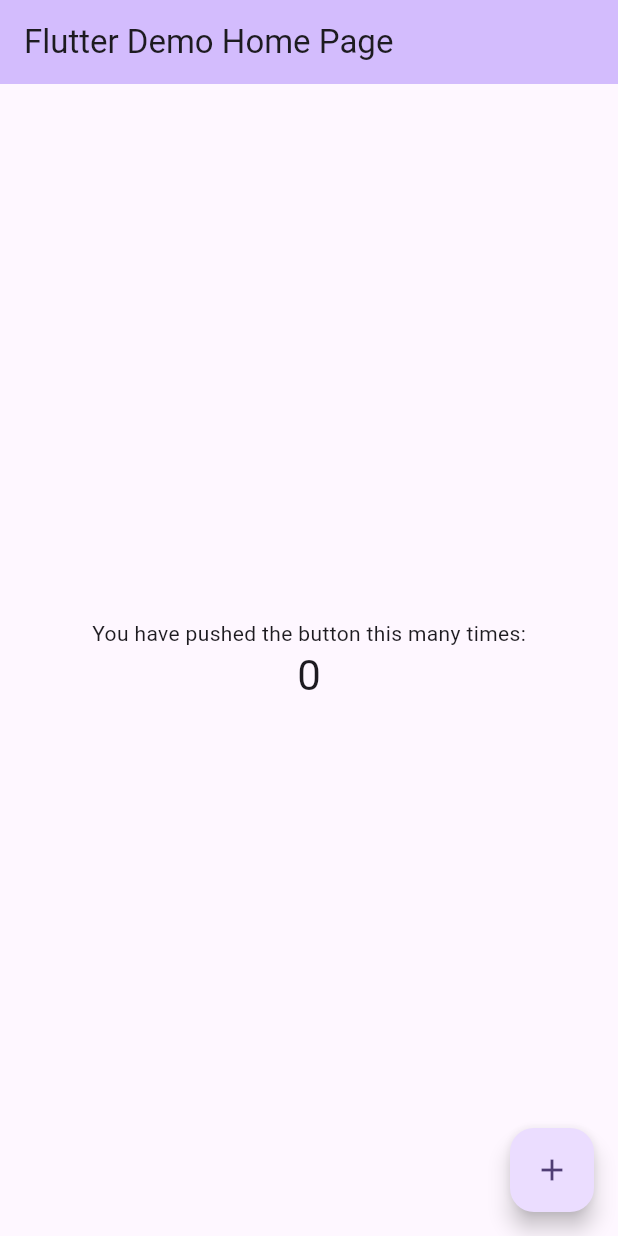
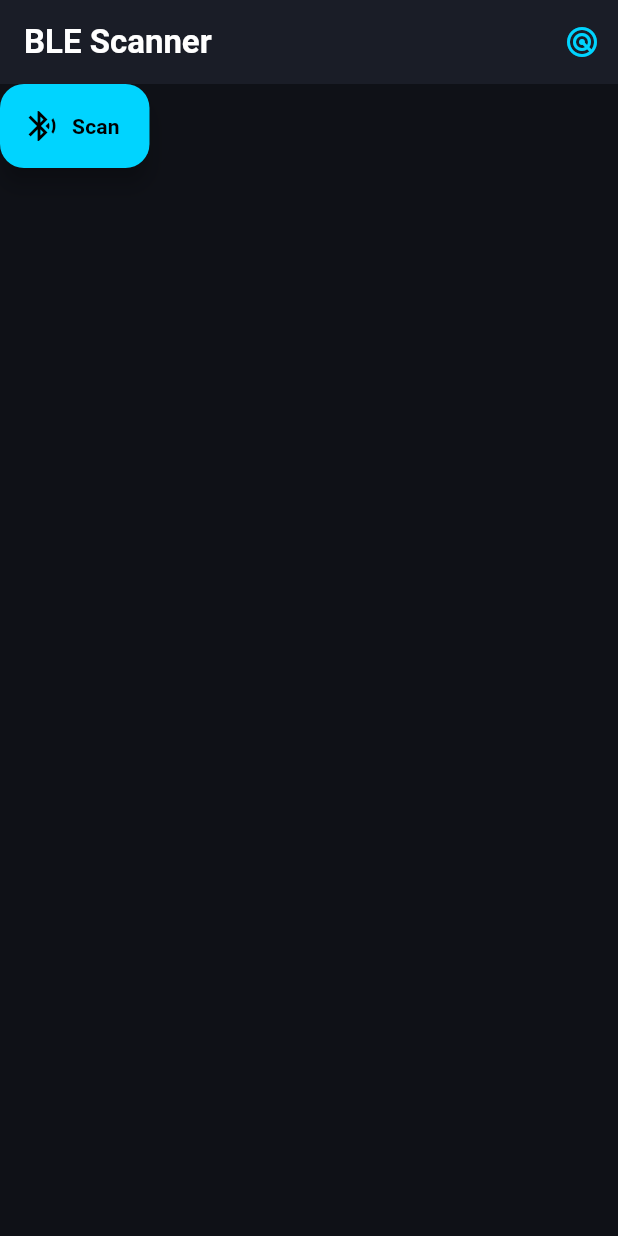
Before and after one commit to thakrenikhil/ble_scanner, a Flutter app: the screen it shows after launch, on a phone screen of 412 x 824 dp. Run offline on Flutter 3.47's test engine with Material 3 defaults, Android fonts, the phone set to English and light mode, and no system bars; our stand-ins replace flutter_riverpod, permission_handler; missing offline and left inert: flutter_reactive_ble.

Commit message:
feat: scan screen and dependency update

```diff
--- a/lib/main.dart
+++ b/lib/main.dart
@@ -1,36 +1,30 @@
+import 'package:ble_vitals_scanner/screens/scan_screen.dart';
 import 'package:flutter/material.dart';
+import 'package:flutter_riverpod/flutter_riverpod.dart';
 
 void main() {
-  runApp(const MyApp());
+  runApp(const BleApp());
 }
 
-class MyApp extends StatelessWidget {
-  const MyApp({super.key});
+class BleApp extends StatelessWidget {
+  const BleApp({super.key});
 
-  // This widget is the root of your application.
   @override
   Widget build(BuildContext context) {
-    return MaterialApp(
-      title: 'Flutter Demo',
-      theme: ThemeData(
-        // This is the theme of your application.
-        //
-        // TRY THIS: Try running your application with "flutter run". You'll see
-        // the application has a purple toolbar. Then, without quitting the app,
-        // try changing the seedColor in the colorScheme below to Colors.green
-        // and then invoke "hot reload" (save your changes or press the "hot
-        // reload" button in a Flutter-supported IDE, or press "r" if you used
-        // the command line to start the app).
-        //
-        // Notice that the counter didn't reset back to zero; the application
-        // state is not lost during the reload. To reset the state, use hot
-        // restart instead.
-        //
-        // This works for code too, not just values: Most code changes can be
-        // tested with just a hot reload.
-        colorScheme: .fromSeed(seedColor: Colors.deepPurple),
+    return ProviderScope(
+      child: MaterialApp(
+        title: 'BLE App',
+        debugShowCheckedModeBanner: false,
+        theme: ThemeData(
+          colorScheme: ColorScheme.fromSeed(
+            seedColor: const Color(0xFF00D4FF),
+            brightness: Brightness.dark,
+          ),
+          useMaterial3: true,
+          scaffoldBackgroundColor: const Color(0xFF0F1117),
+        ),
+        home: const ScanScreen(),
       ),
-      home: const MyHomePage(title: 'Flutter Demo Home Page'),
     );
   }
 }
@@ -89,19 +83,7 @@ class _MyHomePageState extends State<MyHomePage> {
         // Center is a layout widget. It takes a single child and positions it
         // in the middle of the parent.
         child: Column(
-          // Column is also a layout widget. It takes a list of children and
-          // arranges them vertically. By default, it sizes itself to fit its
-          // children horizontally, and tries to be as tall as its parent.
-          //
-          // Column has various properties to control how it sizes itself and
-          // how it positions its children. Here we use mainAxisAlignment to
-          // center the children vertically; the main axis here is the vertical
-          // axis because Columns are vertical (the cross axis would be
-          // horizontal).
-          //
-          // TRY THIS: Invoke "debug painting" (choose the "Toggle Debug Paint"
-          // action in the IDE, or press "p" in the console), to see the
-          // wireframe for each widget.
+
           mainAxisAlignment: .center,
           children: [
             const Text('You have pushed the button this many times:'),
--- /dev/null
+++ b/lib/screens/scan_screen.dart
@@ -0,0 +1,77 @@
+import 'package:flutter/material.dart';
+import 'package:flutter_riverpod/flutter_riverpod.dart';
+import 'package:permission_handler/permission_handler.dart';
+
+class ScanScreen extends ConsumerStatefulWidget {
+  const ScanScreen({super.key});
+
+  @override
+  ConsumerState<ScanScreen> createState() => _ScanScreenState();
+}
+
+class _ScanScreenState extends ConsumerState<ScanScreen> {
+  bool _permissionsGranted = false;
+
+  @override
+  void initState() {
+    super.initState();
+    _requestPermissions();
+  }
+
+  Future<void> _requestPermissions() async {
+    final statuses = await [
+      Permission.bluetoothScan,
+      Permission.bluetoothConnect,
+      Permission.locationWhenInUse,
+    ].request();
+
+    final allGranted = statuses.values.every(
+      (s) => s == PermissionStatus.granted,
+    );
+
+    setState(() => _permissionsGranted = allGranted);
+
+    if (!allGranted && mounted) {
+      ScaffoldMessenger.of(context).showSnackBar(
+        const SnackBar(
+          content: Text('Bluetooth & Location permissions are required.'),
+          backgroundColor: Colors.red,
+        ),
+      );
+    }
+  }
+
+  @override
+  Widget build(BuildContext context) {
+    return Scaffold(
+      backgroundColor: const Color(0xFF0F1117),
+      appBar: AppBar(
+        backgroundColor: const Color(0xFF1A1D27),
+        title: const Text(
+          'BLE Scanner',
+          style: TextStyle(color: Colors.white, fontWeight: FontWeight.bold),
+        ),
+        actions: [
+          IconButton(
+            icon: Icon(
+               Icons.radar,
+              color:
+                   const Color(0xFF00D4FF),
+            ),
+            onPressed:(){},
+            tooltip:  'Start Scan',
+          ),
+        ],
+      ),
+      body: FloatingActionButton.extended(
+        onPressed: () {},
+        backgroundColor: const Color(0xFF00D4FF),
+        icon: const Icon(Icons.bluetooth_searching, color: Colors.black),
+        label: const Text(
+          'Scan',
+          style: TextStyle(color: Colors.black, fontWeight: FontWeight.bold),
+        ),
+      ),
+    );
+  }
+}
--- a/pubspec.yaml
+++ b/pubspec.yaml
@@ -1,5 +1,5 @@
 name: ble_vitals_scanner
-description: "A new Flutter project."
+description: "BLE Scanner and Device Monitor using flutter_reactive_ble"
 # The following line prevents the package from being accidentally published to
 # pub.dev using `flutter pub publish`. This is preferred for private packages.
 publish_to: 'none' # Remove this line if you wish to publish to pub.dev
@@ -30,6 +30,10 @@ environment:
 dependencies:
   flutter:
     sdk: flutter
+  flutter_reactive_ble: ^5.3.0
+  permission_handler: ^11.3.0
+  riverpod: ^2.4.0
+  flutter_riverpod: ^2.4.0
 
   # The following adds the Cupertino Icons font to your application.
   # Use with the CupertinoIcons class for iOS style icons.
```
Also changed, not shown: pubspec.lock, 3 other files.
